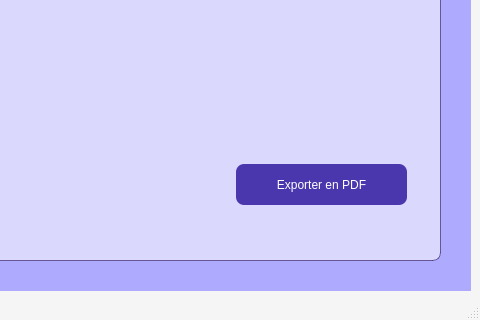
Above: mainwindow.ui from MontaCHOUIG/MallFlow before the change; both pictures show x 910 to 1390 and y 480 to 800 of the 1390 by 800 pixel window. Below: the same form after it.
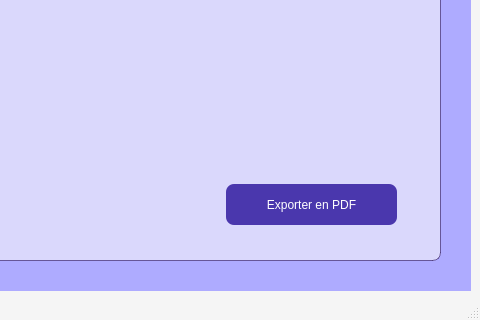
That is the form after the change. The open tabs and pages were chosen to show the change. Icons and pictures are not drawn.

What changed in the file:
```diff
--- a/mainwindow.ui
+++ b/mainwindow.ui
@@ -768,8 +768,8 @@
      <widget class="QPushButton" name="pushButton_7">
       <property name="geometry">
        <rect>
-        <x>920</x>
-        <y>450</y>
+        <x>910</x>
+        <y>470</y>
         <width>171</width>
         <height>41</height>
        </rect>
@@ -846,6 +846,16 @@
        <string/>
       </property>
      </widget>
+     <widget class="QWidget" name="chartWidget" native="true">
+      <property name="geometry">
+       <rect>
+        <x>0</x>
+        <y>0</y>
+        <width>1091</width>
+        <height>461</height>
+       </rect>
+      </property>
+     </widget>
      <zorder>label_4</zorder>
      <zorder>pushButton_7</zorder>
      <zorder>Sp_Label_Stats</zorder>
```
Left out of the diff: 3 changed lines with no effect on the pictures.
